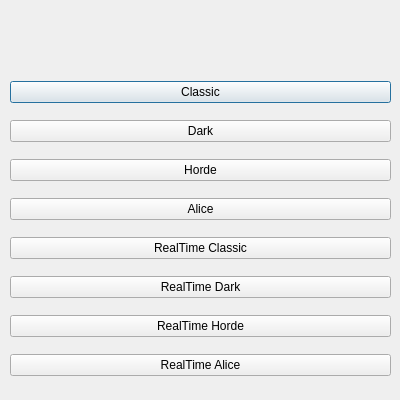
Qt form Qt_UI/MainMenu/gameChoiceStatistics.ui (Phucyro/PawnHub) before a commit.
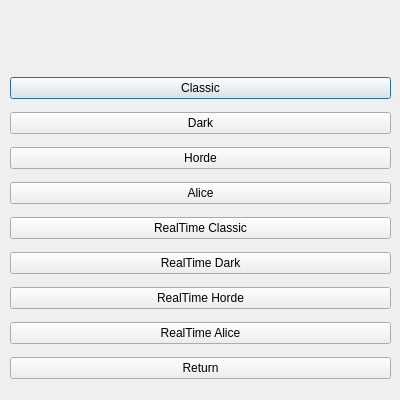
The same form after that commit. Icons and pictures are not drawn.

```diff
--- a/Qt_UI/MainMenu/gameChoiceStatistics.ui
+++ b/Qt_UI/MainMenu/gameChoiceStatistics.ui
@@ -112,6 +112,13 @@
         </property>
        </widget>
       </item>
+      <item>
+       <widget class="QPushButton" name="returnPushButton">
+        <property name="text">
+         <string>Return</string>
+        </property>
+       </widget>
+      </item>
      </layout>
     </item>
    </layout>
```
Left out of the diff: 6 changed lines with no effect on the pictures.
